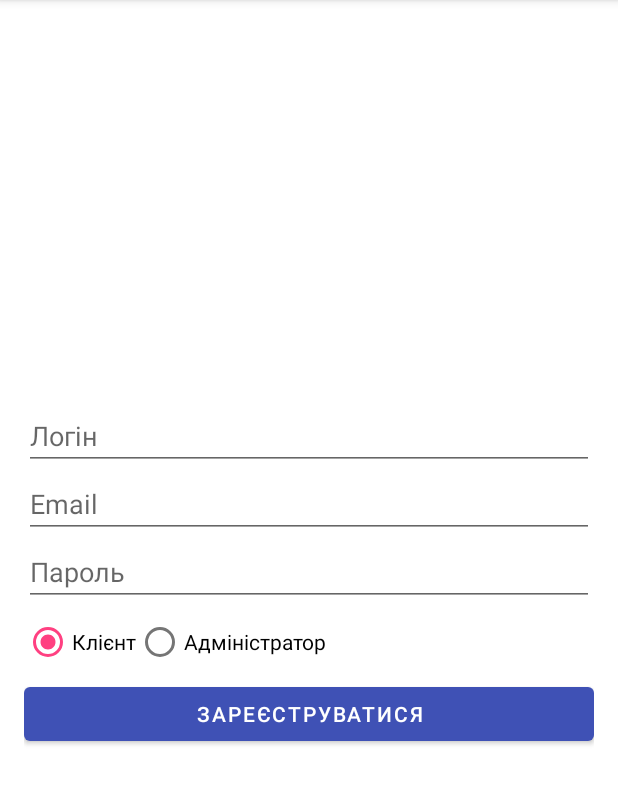
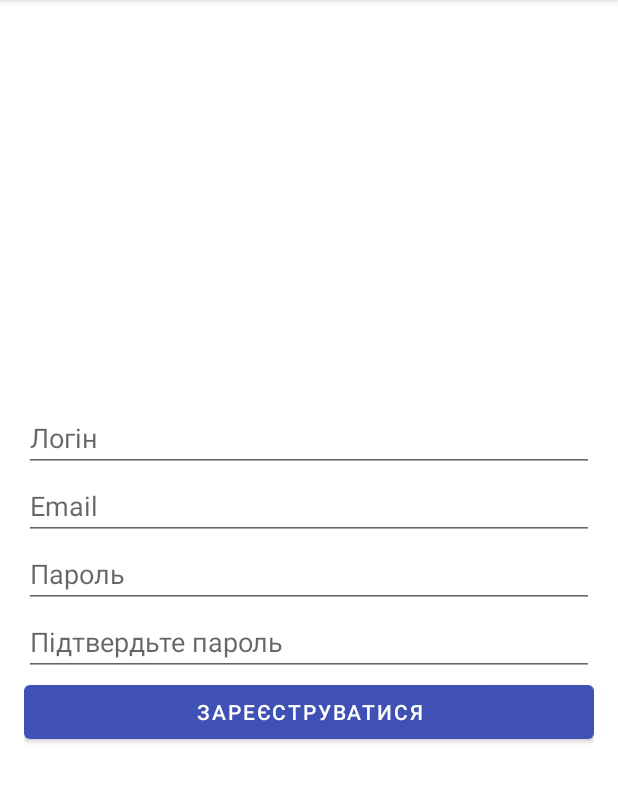
Before and after one commit to Denys2289/retro-gaming-store, an Android app: the RegisterFragment screen opened through its navigation route, after a tap on "ЗАРЕЄСТРУВАТИСЯ", on a phone screen of 412 x 824 dp, the part 84-889 px from its top. Run offline under Robolectric (Android 15) with nearby library versions, the phone set to English and light mode, and no system bars.

Commit message:
fix bug and register fragment

```diff
--- a/app/src/main/java/com/example/retrogamingstore/database/UserDao.kt
+++ b/app/src/main/java/com/example/retrogamingstore/database/UserDao.kt
@@ -8,13 +8,15 @@ import com.example.retrogamingstore.model.User
 
 @Dao
 interface UserDao {
-    @Insert(onConflict = OnConflictStrategy.REPLACE)
+    @Insert(onConflict = OnConflictStrategy.ABORT)
     suspend fun insertUser(user: User)
+
+    @Query("SELECT * FROM users WHERE username = :username OR email = :email LIMIT 1")
+    suspend fun getUserByUsernameOrEmail(username: String, email: String): User?
 
     @Query("SELECT * FROM users WHERE username = :username AND password = :password")
     suspend fun findUser(username: String, password: String): User?
 
-
     @Query("DELETE FROM users WHERE username = :username")
     suspend fun deleteUser(username: String)
 }
--- a/app/src/main/java/com/example/retrogamingstore/ui/auth/RegisterFragment.kt
+++ b/app/src/main/java/com/example/retrogamingstore/ui/auth/RegisterFragment.kt
@@ -6,7 +6,6 @@ import android.view.View
 import android.view.ViewGroup
 import android.widget.Button
 import android.widget.EditText
-import android.widget.RadioButton
 import android.widget.Toast
 import androidx.fragment.app.Fragment
 import androidx.lifecycle.lifecycleScope
@@ -22,8 +21,8 @@ class RegisterFragment : Fragment() {
     private lateinit var usernameEditText: EditText
     private lateinit var emailEditText: EditText
     private lateinit var passwordEditText: EditText
-    private lateinit var clientRadioButton: RadioButton
-    private lateinit var adminRadioButton: RadioButton
+    private lateinit var confirmPasswordEditText: EditText
+    private lateinit var avatarEditText: EditText
     private lateinit var registerButton: Button
 
     override fun onCreateView(
@@ -36,38 +35,48 @@ class RegisterFragment : Fragment() {
         usernameEditText = view.findViewById(R.id.edittext_username)
         emailEditText = view.findViewById(R.id.edittext_email)
         passwordEditText = view.findViewById(R.id.edittext_password)
-        clientRadioButton = view.findViewById(R.id.radio_client)
-        adminRadioButton = view.findViewById(R.id.radio_admin)
+        confirmPasswordEditText = view.findViewById(R.id.edittext_confirm_password)
         registerButton = view.findViewById(R.id.button_register)
 
         registerButton.setOnClickListener {
-            val username = usernameEditText.text.toString()
-            val email = emailEditText.text.toString()
-            val password = passwordEditText.text.toString()
-            val role = if (clientRadioButton.isChecked) 1 else 2 // 1 - клієнт, 2 - адміністратор
+            val username = usernameEditText.text.toString().trim()
+            val email = emailEditText.text.toString().trim()
+            val password = passwordEditText.text.toString().trim()
+            val confirmPassword = confirmPasswordEditText.text.toString().trim()
 
-            registerUser(username, email, password, role)
+            if (username.isEmpty() || email.isEmpty() || password.isEmpty() || confirmPassword.isEmpty()) {
+                Toast.makeText(requireContext(), "Заповніть всі поля", Toast.LENGTH_SHORT).show()
+                return@setOnClickListener
+            }
+
+            if (password != confirmPassword) {
+                Toast.makeText(requireContext(), "Паролі не співпадають", Toast.LENGTH_SHORT).show()
+                return@setOnClickListener
+            }
+
+            registerUser(username, email, password)
         }
 
         return view
     }
 
-    private fun registerUser(username: String, email: String, password: String, role: Int) {
-        if (username.isEmpty() || email.isEmpty() || password.isEmpty()) {
-            Toast.makeText(requireContext(), "Заповніть всі поля", Toast.LENGTH_SHORT).show()
-            return
-        }
+    private fun registerUser(username: String, email: String, password: String) {
+        lifecycleScope.launch {
+            val database = AppDatabase.getInstance(requireContext())
+            val userDao = database.userDao()
 
-        lifecycleScope.launch {
+            val existingUser = withContext(Dispatchers.IO) {
+                userDao.getUserByUsernameOrEmail(username, email)
+            }
+
+            if (existingUser != null) {
+                Toast.makeText(requireContext(), "Користувач із таким логіном або email вже існує", Toast.LENGTH_SHORT).show()
+                return@launch
+            }
+
             withContext(Dispatchers.IO) {
-                val database = AppDatabase.getInstance(requireContext())
-                val user = User(
-                    username = username,
-                    email = email,
-                    password = password,
-                    role = role
-                )
-                database.userDao().insertUser(user)
+                val newUser = User(username = username, email = email, password = password)
+                userDao.insertUser(newUser)
             }
 
             Toast.makeText(requireContext(), "Реєстрація успішна", Toast.LENGTH_SHORT).show()
--- a/app/src/main/res/layout/fragment_register.xml
+++ b/app/src/main/res/layout/fragment_register.xml
@@ -27,24 +27,12 @@
         android:hint="Пароль"
         android:inputType="textPassword"/>
 
-    <RadioGroup
+    <EditText
+        android:id="@+id/edittext_confirm_password"
         android:layout_width="match_parent"
         android:layout_height="wrap_content"
-        android:orientation="horizontal">
-
-        <RadioButton
-            android:id="@+id/radio_client"
-            android:layout_width="wrap_content"
-            android:layout_height="wrap_content"
-            android:text="Клієнт"
-            android:checked="true"/>
-
-        <RadioButton
-            android:id="@+id/radio_admin"
-            android:layout_width="wrap_content"
-            android:layout_height="wrap_content"
-            android:text="Адміністратор"/>
-    </RadioGroup>
+        android:hint="Підтвердьте пароль"
+        android:inputType="textPassword"/>
 
     <Button
         android:id="@+id/button_register"
```
Also changed, not shown: app/src/main/java/com/example/retrogamingstore/database/AppDatabase.kt (+9 -5 lines), app/src/main/java/com/example/retrogamingstore/model/User.kt (+13 -3 lines).
